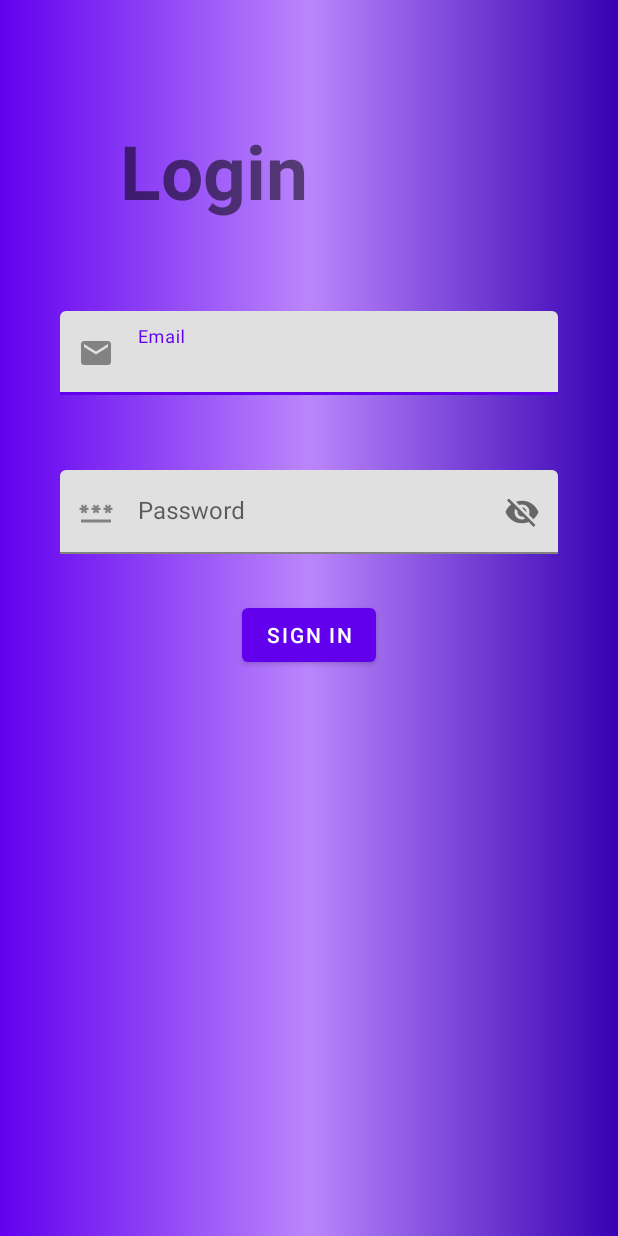
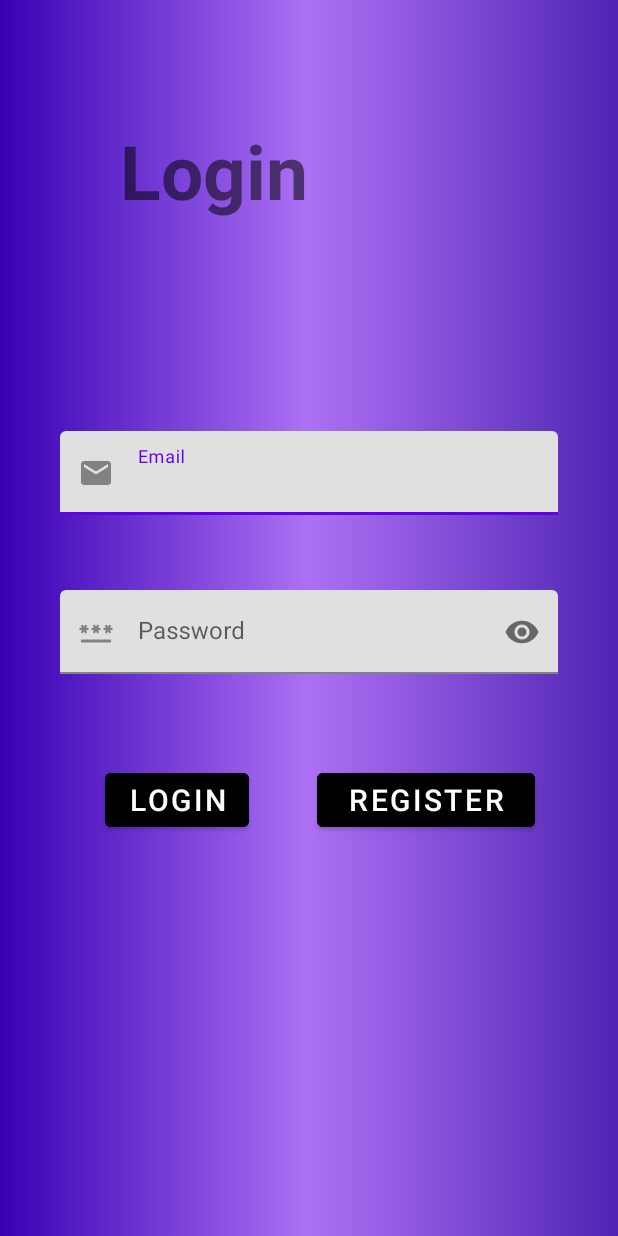
Before and after one commit to SomnathNikam/FarmHelp, an Android app: the LoginActivity screen opened directly, with no data from a screen before it, on a phone screen of 412 x 824 dp. Run offline under Robolectric (Android 15) with nearby library versions, the phone set to English and light mode, and no system bars.

Commit message:
Commit 1.0

```diff
--- a/app/src/main/java/com/example/farmhelp1/LoginActivity.kt
+++ b/app/src/main/java/com/example/farmhelp1/LoginActivity.kt
@@ -1,11 +1,26 @@
 package com.example.farmhelp1
 
+import android.content.Intent
 import androidx.appcompat.app.AppCompatActivity
 import android.os.Bundle
+import android.widget.Button
 
 class LoginActivity : AppCompatActivity() {
     override fun onCreate(savedInstanceState: Bundle?) {
         super.onCreate(savedInstanceState)
         setContentView(R.layout.activity_login)
+        val register = findViewById<Button>(R.id.register)
+        val login = findViewById<Button>(R.id.login)
+
+        register.setOnClickListener {
+            val i = Intent(applicationContext,RegisterActivity::class.java)
+            startActivity(i)
+            finish()
+        }
+        login.setOnClickListener {
+            val i = Intent(applicationContext,RegisterActivity::class.java)
+            startActivity(i)
+            finish()
+        }
     }
 }
--- a/app/src/main/res/drawable/bg_login.xml
+++ b/app/src/main/res/drawable/bg_login.xml
@@ -3,9 +3,9 @@
 
     <item>
         <shape android:shape="rectangle">
-            <gradient android:startColor="@color/purple_500"
-                android:centerColor="@color/purple_200"
-                android:endColor="@color/purple_700"/>
+            <gradient android:startColor="@color/purple_700"
+                android:centerColor="#AC71F4"
+                android:endColor="#5024B3"/>
         </shape>
     </item>
 
--- /dev/null
+++ b/app/src/main/res/drawable/ic_baseline_person_24.xml
@@ -0,0 +1,5 @@
+<vector android:alpha="0.78" android:height="24dp"
+    android:tint="#C63333" android:viewportHeight="24"
+    android:viewportWidth="24" android:width="24dp" xmlns:android="http://schemas.android.com/apk/res/android">
+    <path android:fillColor="@android:color/white" android:pathData="M12,12c2.21,0 4,-1.79 4,-4s-1.79,-4 -4,-4 -4,1.79 -4,4 1.79,4 4,4zM12,14c-2.67,0 -8,1.34 -8,4v2h16v-2c0,-2.66 -5.33,-4 -8,-4z"/>
+</vector>
--- a/app/src/main/res/layout/activity_login.xml
+++ b/app/src/main/res/layout/activity_login.xml
@@ -5,7 +5,8 @@
     android:layout_width="match_parent"
     android:layout_height="match_parent"
     android:orientation="vertical"
-
+    android:showDividers="middle"
+    android:divider="@color/black"
     android:background="@drawable/bg_login"
     tools:context=".LoginActivity">
     <LinearLayout
@@ -34,7 +35,7 @@
         android:orientation="vertical"
         android:visibility="visible"
         app:startIconDrawable="@drawable/ic_baseline_email_24"
-        android:layout_marginTop="20dp"
+        android:layout_marginTop="100dp"
         android:layout_marginBottom="30dp"
         android:layout_gravity="center"
         android:gravity="center">
@@ -42,6 +43,7 @@
         <com.google.android.material.textfield.TextInputEditText
             android:layout_width="match_parent"
             android:layout_height="wrap_content"
+            android:inputType="textEmailAddress"
             android:hint="Email" />
     </com.google.android.material.textfield.TextInputLayout>
 
@@ -60,16 +62,42 @@
             <com.google.android.material.textfield.TextInputEditText
                 android:layout_width="match_parent"
                 android:layout_height="wrap_content"
-                android:hint="Password" />
+                android:hint="Password"
+                android:inputType="textPassword"
+                android:soundEffectsEnabled="true"
+                android:selectAllOnFocus="true"
+                android:saveEnabled="true"
+                />
         </com.google.android.material.textfield.TextInputLayout>
 
+
+        <LinearLayout
+            android:layout_width="match_parent"
+            android:layout_height="match_parent"
+            android:orientation="horizontal"
+            android:layout_gravity="center"
+            android:showDividers="beginning"
+            android:gravity="center">
         <Button
+            android:id="@+id/login"
             android:layout_width="wrap_content"
             android:layout_height="wrap_content"
-            android:layout_gravity="center"
-            android:gravity="center"
-            android:text="Sign in"/>
+            android:backgroundTint="@color/black"
+            android:layout_margin="30dp"
+            android:textSize="20dp"
+            android:text="Login"/>
 
+            <Button
+                android:id="@+id/register"
+                android:layout_width="match_parent"
+                android:layout_height="wrap_content"
+
+                android:layout_margin="15dp"
+                android:backgroundTint="@color/black"
+                android:text="Register"
+
+                android:textSize="20dp" />
+        </LinearLayout>
 
         </LinearLayout>
 </LinearLayout>
```
Also changed, not shown: app/src/main/AndroidManifest.xml (+7 -0 lines), app/src/main/java/com/example/farmhelp1/RegisterActivity.kt (added, +18 -0 lines), app/src/main/res/drawable/inputbg.xml (added, +17 -0 lines), app/src/main/res/layout/activity_register.xml (added, +109 -0 lines).
